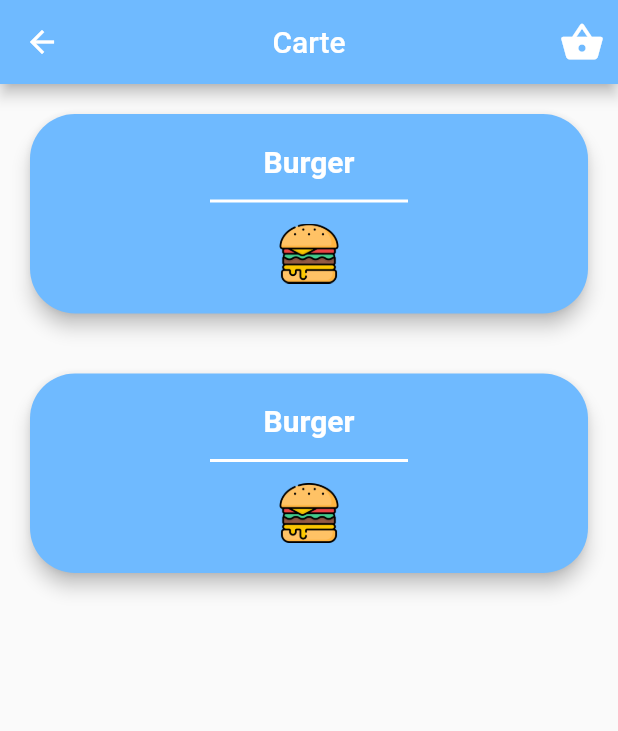
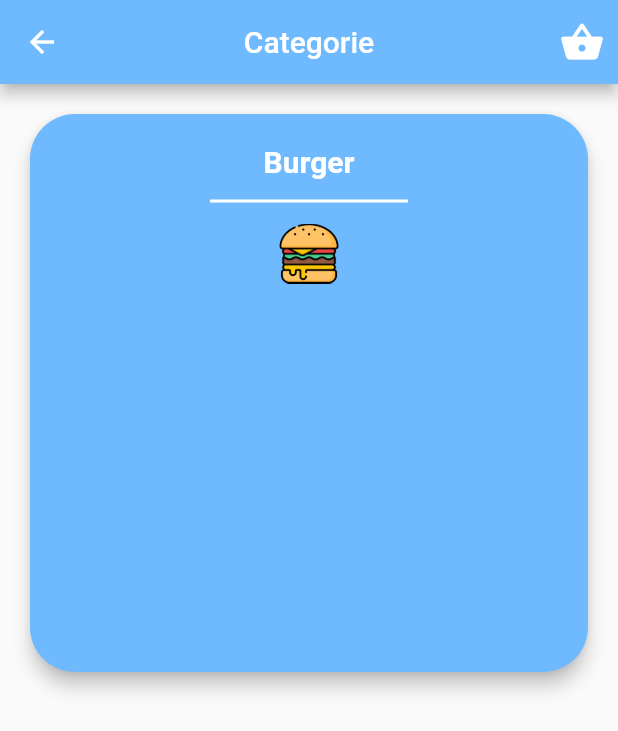
Before and after one commit to CocheteuxLaurent/projet_food, a Flutter app: the SecondePage screen opened directly, after a tap on "Categories", on a phone screen of 412 x 824 dp. Shown: the top 731 px of the screen. Run offline on Flutter 3.47's test engine with Material 2 defaults, Android fonts, the phone set to English and light mode, and no system bars.

Commit message:
news code food

```diff
--- a/lib/CategoriePage.dart
+++ b/lib/CategoriePage.dart
@@ -1,4 +1,5 @@
 import 'package:flutter/material.dart';
+import 'package:projet_food/Classes/classCategorie.dart';
 
 class CategoriePage extends StatefulWidget {
   const CategoriePage({Key? key}) : super(key: key);
@@ -8,12 +9,19 @@ class CategoriePage extends StatefulWidget {
 }
 
 class _CategoriePageState extends State<CategoriePage> {
+  List<Categorie> categorie = [
+    Categorie("assets/burger-au-fromage.png", "Burger"),
+    Categorie("assets", "Pizza"),
+    Categorie("assets", "Salade"),
+    Categorie("assets", "Gauffre"),
+    Categorie("assets", "Glace"),
+  ];
   @override
   Widget build(BuildContext context) {
     return Scaffold(
       appBar: AppBar(
         title: Text(
-          'Carte',
+          'Categorie',
           style: TextStyle(color: Colors.white, fontSize: 20),
         ),
         centerTitle: true,
@@ -29,9 +37,11 @@ class _CategoriePageState extends State<CategoriePage> {
           ),
         ],
       ),
-      body: Column(
-        children: [
-          Card(
+      body: Container(
+        child: GridView.builder(
+          itemCount: 1,
+          itemBuilder: (context, index) {
+            return Card(
               elevation: 5.0,
               color: Color.fromRGBO(111, 186, 255, 100),
               shape: RoundedRectangleBorder(
@@ -43,7 +53,7 @@ class _CategoriePageState extends State<CategoriePage> {
                 child: Column(
                   children: [
                     Text(
-                    'Burger',
+                      categorie[index].nom,
                       style: TextStyle(
                         fontWeight: FontWeight.bold,
                         fontSize: 20,
@@ -57,45 +67,21 @@ class _CategoriePageState extends State<CategoriePage> {
                       color: Colors.white,
                       endIndent: 100,
                     ),
-                  Image.asset("assets/burger-au-fromage.png",
-                      width: 40, height: 40),
+                    Image(
+                      width: 40,
+                      height: 40,
+                      image: AssetImage(
+                        categorie[index].image,
+                      ),
+                    ),
                   ],
                 ),
               ),
+            );
+          },
+          gridDelegate:
+              SliverGridDelegateWithFixedCrossAxisCount(crossAxisCount: 1),
         ),
-          Card(
-            elevation: 5.0,
-            color: Color.fromRGBO(111, 186, 255, 100),
-            shape: RoundedRectangleBorder(
-              borderRadius: BorderRadius.circular(30),
-            ),
-            margin: EdgeInsets.all(20),
-            child: Padding(
-              padding: const EdgeInsets.all(20.0),
-              child: Column(
-                children: [
-                  Text(
-                    'Burger',
-                    style: TextStyle(
-                      fontWeight: FontWeight.bold,
-                      fontSize: 20,
-                      color: Colors.white,
-                    ),
-                  ),
-                  Divider(
-                    thickness: 2,
-                    height: 30,
-                    indent: 100,
-                    color: Colors.white,
-                    endIndent: 100,
-                  ),
-                  Image.asset("assets/burger-au-fromage.png",
-                      width: 40, height: 40),
-                ],
-              ),
-            ),
-          )
-        ],
       ),
     );
   }
--- /dev/null
+++ b/lib/Classes/classCategorie.dart
@@ -0,0 +1,9 @@
+class Categorie {
+  late String nom;
+  late String image;
+
+  Categorie(String image, String nom) {
+    this.nom = nom;
+    this.image = image;
+  }
+}
--- a/lib/SecondePage.dart
+++ b/lib/SecondePage.dart
@@ -118,21 +118,29 @@ class _SecondePageState extends State<SecondePage> {
                                   ],
                                 ),
                               ),
-                              Flexible(
+                              Expanded(
                                 child: Padding(
                                   padding: EdgeInsets.all(10),
                                   child: Text(
                                     '${produits[index]['desciption']}',
+                                    maxLines: 5,
                                   ),
                                 ),
                               ),
+                              Expanded(
+                                child: Row(
+                                  mainAxisAlignment: MainAxisAlignment.end,
+                                  children: [
                                     Checkbox(
                                         value: checkbox,
                                         onChanged: (bool? value) {
                                           setState(() {
                                             checkbox = value!;
                                           });
-                                  })
+                                        }),
+                                  ],
+                                ),
+                              ),
                             ],
                           ),
                         ),
```
Also changed, not shown: assets/ListeProduits.json (+37 -5 lines), assets/biscuits.png (added), assets/cornet-de-glace.png (added), assets/gaufres.png (added), assets/nuggets.png (added), assets/patates-frites.png (added), assets/pizza.png (added), assets/poulet.png (added), assets/salad.png (added). Lines whose indentation alone changed are shown as unchanged.
